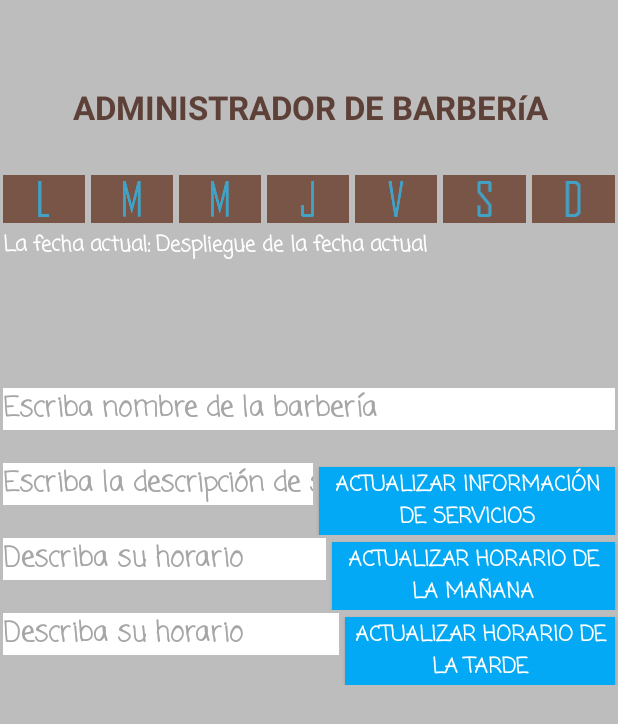
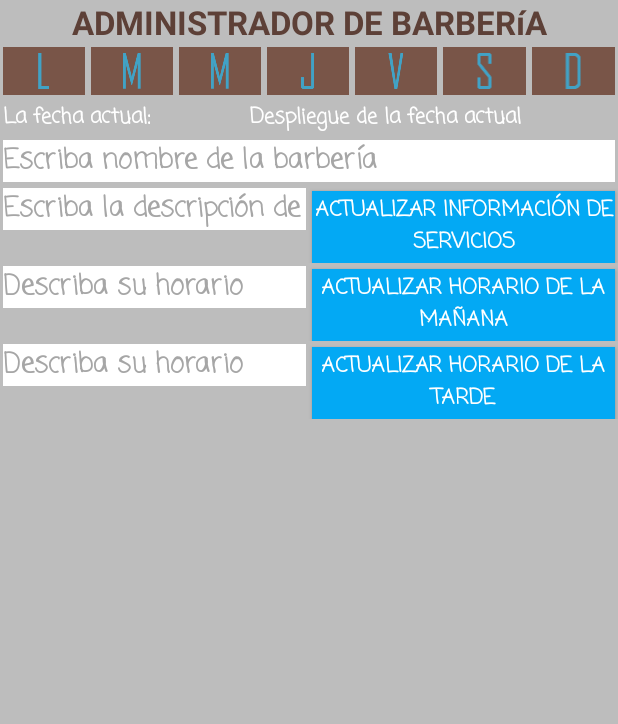
Before and after one commit to B1041CM4N/android-barberapp, an Android app: the layout activity_admin_horarios.xml on its own in the app's theme, with its tools: preview values and no code run, on a phone screen of 412 x 824 dp. Shown: the top 724 px of the screen. Run offline under Robolectric (Android 15) with nearby library versions, the phone set to English and light mode, and no system bars.

Commit message:
CHG: cambios en repositorio de christian

```diff
--- a/app/src/main/res/layout/activity_admin_horarios.xml
+++ b/app/src/main/res/layout/activity_admin_horarios.xml
@@ -1,15 +1,16 @@
 <?xml version="1.0" encoding="utf-8"?>
-<android.support.constraint.ConstraintLayout xmlns:android="http://schemas.android.com/apk/res/android"
+<LinearLayout xmlns:android="http://schemas.android.com/apk/res/android"
     xmlns:app="http://schemas.android.com/apk/res-auto"
     xmlns:tools="http://schemas.android.com/tools"
     android:layout_width="match_parent"
     android:layout_height="match_parent"
-    tools:context="com.barberapp.barberapp.AdminHorarios"
-    android:background="@color/colorDivider">
+    android:background="@color/colorDivider"
+    android:orientation="vertical"
+    tools:context="com.barberapp.barberapp.AdminHorarios">
 
     <TextView
         android:id="@+id/textView10"
-        android:layout_width="wrap_content"
+        android:layout_width="match_parent"
         android:layout_height="wrap_content"
         android:text="ADMINISTRADOR DE BARBERíA"
         android:textAppearance="@style/Base.TextAppearance.AppCompat.Large"
@@ -23,9 +24,10 @@
         app:layout_constraintVertical_bias="0.071"
         app:layout_constraintHorizontal_bias="0.51" />
 
+
     <LinearLayout
-        android:layout_width="0dp"
-        android:layout_height="60dp"
+        android:layout_width="match_parent"
+        android:layout_height="wrap_content"
         android:orientation="vertical"
         app:layout_constraintBottom_toBottomOf="parent"
         app:layout_constraintLeft_toLeftOf="parent"
@@ -105,12 +107,12 @@
                 android:layout_margin="2dp"/>
         </LinearLayout>
 
+</LinearLayout>
+
     <LinearLayout
         android:layout_width="match_parent"
-            android:layout_height="match_parent"
-            android:orientation="horizontal"
-            tools:layout_editor_absoluteX="8dp"
-            tools:layout_editor_absoluteY="8dp">
+        android:layout_height="wrap_content"
+        android:orientation="horizontal">
 
         <TextView
             android:id="@+id/txtFecha2"
@@ -124,28 +126,21 @@
 
         <TextView
             android:id="@+id/txtDate2"
-                android:layout_width="wrap_content"
+            android:layout_width="match_parent"
             android:layout_height="wrap_content"
             android:layout_margin="2dp"
             android:fontFamily="casual"
             android:text="Despliegue de la fecha actual"
             android:textColor="#fff"
-                android:textStyle="bold" />
-
-        </LinearLayout>
+            android:textStyle="bold"
+            android:textAlignment="center"/>
 
     </LinearLayout>
 
     <LinearLayout
-        android:layout_width="0dp"
-        android:layout_height="200dp"
-        android:orientation="vertical"
-        app:layout_constraintBottom_toBottomOf="parent"
-        app:layout_constraintHorizontal_bias="0.0"
-        app:layout_constraintLeft_toLeftOf="parent"
-        app:layout_constraintRight_toRightOf="parent"
-        app:layout_constraintTop_toTopOf="parent"
-        app:layout_constraintVertical_bias="0.411">
+        android:layout_width="match_parent"
+        android:layout_height="wrap_content"
+        android:orientation="vertical">
 
         <LinearLayout
             android:layout_width="match_parent"
@@ -155,7 +150,7 @@
 
             <EditText
                 android:id="@+id/txtNombreBarberiaDisponibilidad"
-                android:layout_width="wrap_content"
+                android:layout_width="match_parent"
                 android:layout_height="wrap_content"
                 android:layout_margin="2dp"
                 android:layout_weight="1"
@@ -178,7 +173,7 @@
 
             <EditText
                 android:id="@+id/txtDescripcionUpdate"
-                android:layout_width="wrap_content"
+                android:layout_width="250dp"
                 android:layout_height="wrap_content"
                 android:layout_margin="2dp"
                 android:layout_weight="1"
@@ -193,7 +188,7 @@
 
             <Button
                 android:id="@+id/btnUpdateServicios"
-                android:layout_width="wrap_content"
+                android:layout_width="250dp"
                 android:layout_height="wrap_content"
                 android:layout_margin="2dp"
                 android:layout_weight="1"
@@ -213,7 +208,7 @@
 
             <EditText
                 android:id="@+id/txtMananaUpdate"
-                android:layout_width="wrap_content"
+                android:layout_width="250dp"
                 android:layout_height="wrap_content"
                 android:layout_margin="2dp"
                 android:layout_weight="1"
@@ -228,7 +223,7 @@
 
             <Button
                 android:id="@+id/btnUpdateManana"
-                android:layout_width="wrap_content"
+                android:layout_width="250dp"
                 android:layout_height="wrap_content"
                 android:layout_margin="2dp"
                 android:layout_weight="1"
@@ -248,7 +243,7 @@
 
             <EditText
                 android:id="@+id/txtTardeUpdate"
-                android:layout_width="wrap_content"
+                android:layout_width="250dp"
                 android:layout_height="wrap_content"
                 android:layout_margin="2dp"
                 android:layout_weight="1"
@@ -263,7 +258,7 @@
 
             <Button
                 android:id="@+id/btnUpdateTarde"
-                android:layout_width="wrap_content"
+                android:layout_width="250dp"
                 android:layout_height="wrap_content"
                 android:layout_margin="2dp"
                 android:layout_weight="1"
@@ -279,13 +274,10 @@
 
     <ExpandableListView
         android:id="@+id/list_horas2"
-        android:layout_width="0dp"
-        android:layout_height="160dp"
-        android:layout_margin="2dp"
-        app:layout_constraintBottom_toBottomOf="parent"
-        app:layout_constraintLeft_toLeftOf="parent"
-        app:layout_constraintRight_toRightOf="parent"
-        app:layout_constraintTop_toTopOf="parent"
-        app:layout_constraintVertical_bias="0.954" />
+        android:layout_width="match_parent"
+        android:layout_height="wrap_content"
+        android:layout_margin="2dp" />
 
-</android.support.constraint.ConstraintLayout>
+
+
+</LinearLayout>
--- a/build.gradle
+++ b/build.gradle
@@ -6,7 +6,7 @@ buildscript {
         google()
     }
     dependencies {
-        classpath 'com.android.tools.build:gradle:3.1.2'
+        classpath 'com.android.tools.build:gradle:3.1.3'
 
         // NOTE: Do not place your application dependencies here; they belong
         // in the individual module build.gradle files
```
Lines whose indentation alone changed are shown as unchanged.
